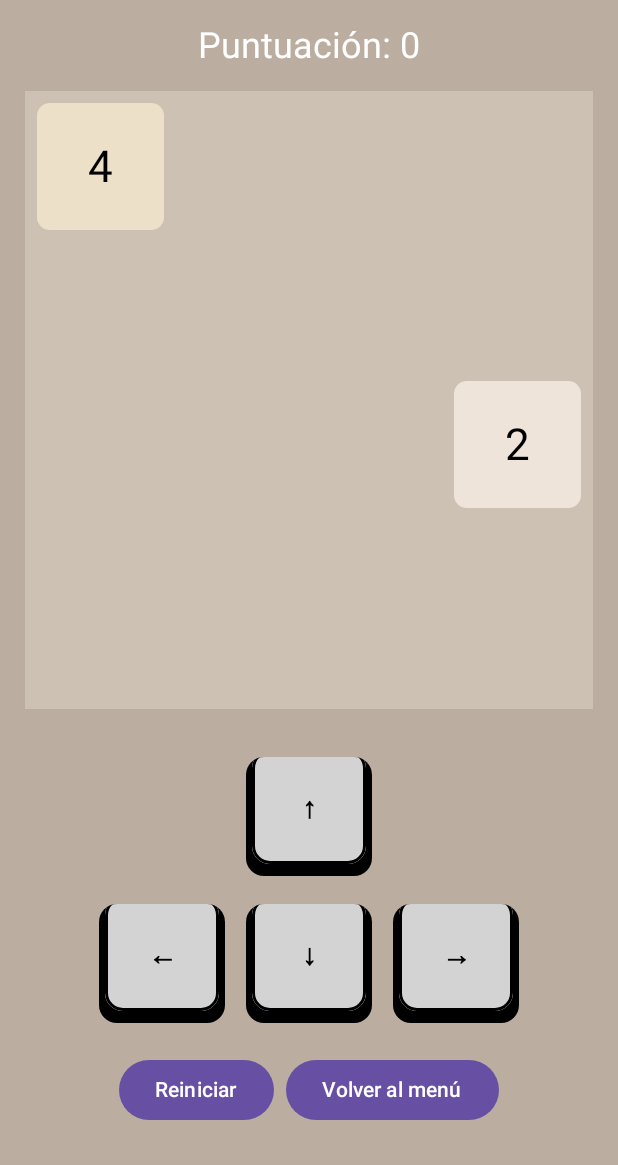
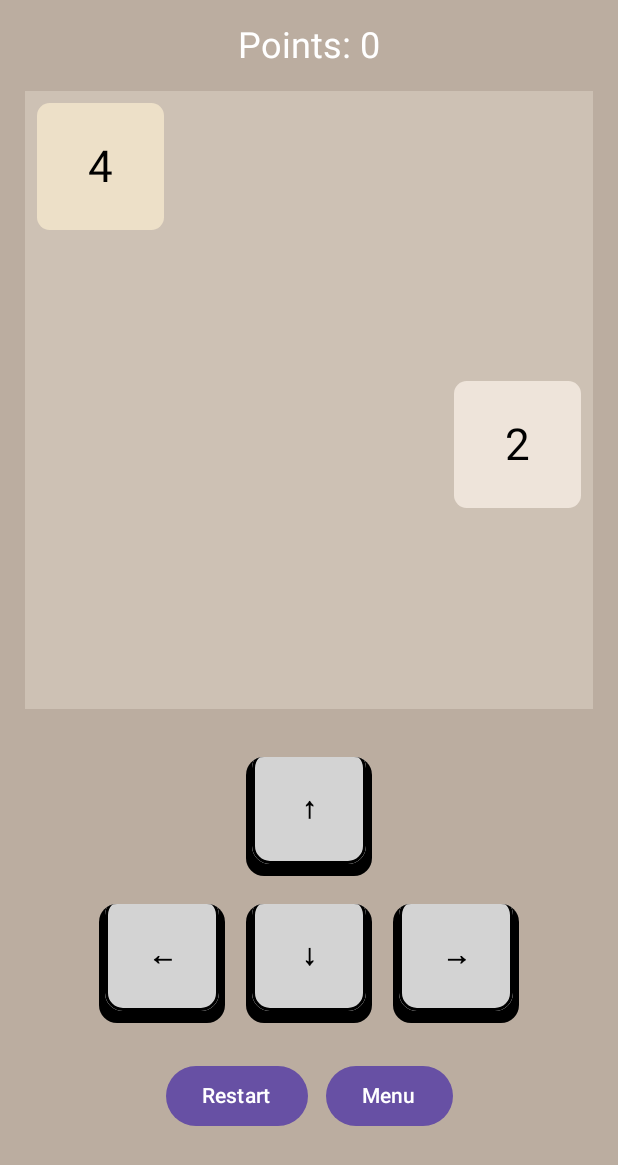
Before and after one commit to Jakon-Dev/Android-2048-GAME, an Android app built with Jetpack Compose: the GameScreen screen opened through its navigation route, on a phone screen of 412 x 824 dp. Shown: the top 1165 px of the screen. Run offline under Robolectric (Android 15) with nearby library versions, the phone set to English and light mode, and no system bars.

Commit message:
Strings for Languages & GameControls refactoring for Landscape

```diff
--- a/app/src/main/java/com/jakondev/a2048_game/navigation/MainMenu.kt
+++ b/app/src/main/java/com/jakondev/a2048_game/navigation/MainMenu.kt
@@ -7,6 +7,9 @@ import androidx.compose.ui.Alignment
 import androidx.compose.ui.Modifier
 import androidx.compose.ui.unit.dp
 import androidx.compose.ui.unit.sp
+import androidx.compose.ui.res.stringResource
+import com.example.game2048.R
+
 
 @Composable
 fun MainMenu(
@@ -22,17 +25,17 @@ fun MainMenu(
             verticalArrangement = Arrangement.Center,
             horizontalAlignment = Alignment.CenterHorizontally
         ) {
-            Text("2048 Game", fontSize = 32.sp, style = MaterialTheme.typography.headlineMedium)
+            Text("2048", fontSize = 32.sp, style = MaterialTheme.typography.headlineMedium)
             Spacer(modifier = Modifier.height(24.dp))
 
             Button(onClick = onNewGame) {
-                Text("Start New Game")
+                Text(text = stringResource(id = R.string.start_new_game))
             }
 
             if (score > 0) {
                 Spacer(modifier = Modifier.height(16.dp))
                 OutlinedButton(onClick = onResumeGame) {
-                    Text("Resume Game")
+                    Text(text = stringResource(id = R.string.resume_game))
                 }
             }
         }
--- a/app/src/main/java/com/jakondev/a2048_game/ui/game/GameBoard.kt
+++ b/app/src/main/java/com/jakondev/a2048_game/ui/game/GameBoard.kt
@@ -5,11 +5,8 @@ import androidx.compose.foundation.background
 import androidx.compose.foundation.layout.Arrangement
 import androidx.compose.foundation.layout.Column
 import androidx.compose.foundation.layout.Row
-import androidx.compose.foundation.layout.aspectRatio
-import androidx.compose.foundation.layout.fillMaxWidth
 import androidx.compose.foundation.layout.height
 import androidx.compose.foundation.layout.padding
-import androidx.compose.foundation.layout.size
 import androidx.compose.foundation.layout.width
 import androidx.compose.runtime.Composable
 import androidx.compose.ui.Alignment
@@ -25,8 +22,8 @@ fun GameBoard(board: Array<IntArray>, width: Dp, height: Dp) {
 
     Log.d("GameBoard", "Rows: $rows, Columns: $columns")
 
-    val boardPadding = width * 0.02f // podrías usar width o height aquí, depende
-    val cellSpacing = width * 0.02f // igual aquí, elegimos width como referencia
+    val boardPadding = width * 0.02f
+    val cellSpacing = width * 0.02f
 
     Log.d("GameBoard", "Board Padding: $boardPadding, Cell Spacing: $cellSpacing")
 
--- a/app/src/main/java/com/jakondev/a2048_game/ui/game/GameControls.kt
+++ b/app/src/main/java/com/jakondev/a2048_game/ui/game/GameControls.kt
@@ -2,39 +2,69 @@ package com.jakondev.a2048_game.ui.game
 
 import androidx.compose.foundation.layout.Arrangement
 import androidx.compose.foundation.layout.Column
-import androidx.compose.foundation.layout.Spacer
-import androidx.compose.foundation.layout.height
+import androidx.compose.foundation.layout.Row
 import androidx.compose.material3.Button
 import androidx.compose.material3.Text
 import androidx.compose.runtime.Composable
 import androidx.compose.ui.Alignment
-import androidx.compose.ui.Modifier
+import androidx.compose.ui.res.stringResource
 import androidx.compose.ui.unit.dp
 import androidx.navigation.NavController
+import com.example.game2048.R
 import com.jakondev.game2048.GameViewModel
 import com.jakondev.game2048.ui.DirectionControls
 import com.jakondev.game2048.ui.ScoreDisplay
 
 @Composable
-fun GameControls(score: Int, viewModel: GameViewModel, navController: NavController) {
+fun GameControls(
+    score: Int,
+    viewModel: GameViewModel,
+    navController: NavController,
+    isLandscape: Boolean
+) {
+    if (isLandscape) {
+        Row(
+            verticalAlignment = Alignment.CenterVertically,
+            horizontalArrangement = Arrangement.spacedBy(16.dp)
+        ) {
             Column(
                 horizontalAlignment = Alignment.CenterHorizontally,
-        verticalArrangement = Arrangement.SpaceEvenly
+                verticalArrangement = Arrangement.spacedBy(8.dp)
             ) {
                 ScoreDisplay(score)
+                Button(onClick = viewModel::resetGame) {
+                    Text(text = stringResource(id = R.string.restart))
+                }
+                Button(onClick = { navController.navigate("menu") }) {
+                    Text(text = stringResource(id = R.string.menu))
+                }
+            }
             DirectionControls(
                 onUp = viewModel::moveUp,
                 onDown = viewModel::moveDown,
                 onLeft = viewModel::moveLeft,
                 onRight = viewModel::moveRight
             )
-        Spacer(modifier = Modifier.height(16.dp))
+        }
+    } else {
+        Column(
+            horizontalAlignment = Alignment.CenterHorizontally,
+            verticalArrangement = Arrangement.spacedBy(12.dp)
+        ) {
+            DirectionControls(
+                onUp = viewModel::moveUp,
+                onDown = viewModel::moveDown,
+                onLeft = viewModel::moveLeft,
+                onRight = viewModel::moveRight
+            )
+            Row(horizontalArrangement = Arrangement.spacedBy(12.dp)) {
                 Button(onClick = viewModel::resetGame) {
-            Text("Reiniciar")
+                    Text(text = stringResource(id = R.string.restart))
                 }
-        Spacer(modifier = Modifier.height(8.dp))
                 Button(onClick = { navController.navigate("menu") }) {
-            Text("Volver al menú")
+                    Text(text = stringResource(id = R.string.menu))
                 }
             }
         }
+    }
+}
--- a/app/src/main/java/com/jakondev/a2048_game/ui/game/GameScreen.kt
+++ b/app/src/main/java/com/jakondev/a2048_game/ui/game/GameScreen.kt
@@ -10,13 +10,17 @@ import androidx.compose.ui.Alignment
 import androidx.compose.ui.Modifier
 import androidx.compose.ui.graphics.Color
 import androidx.compose.ui.platform.LocalConfiguration
+import androidx.compose.ui.res.stringResource
 import androidx.compose.ui.unit.Dp
 import androidx.compose.ui.unit.dp
 import com.jakondev.game2048.GameViewModel
 import androidx.navigation.NavController
+import com.example.game2048.R
 import com.jakondev.a2048_game.ui.game.GameControls
 import com.jakondev.a2048_game.ui.game.GameBoard
 import rememberScreenSize
+
+
 
 @Composable
 fun GameScreen(viewModel: GameViewModel, navController: NavController) {
@@ -39,7 +43,6 @@ fun GameScreen(viewModel: GameViewModel, navController: NavController) {
     }
 
 
-    // Obtenemos el tamaño disponible para el tablero
     val boardWidth = boardSide
     val boardHeight = boardSide
 
@@ -56,7 +59,7 @@ fun GameScreen(viewModel: GameViewModel, navController: NavController) {
                 modifier = Modifier.fillMaxSize()
             ) {
                 GameBoard(board.value, width = boardWidth, height = boardHeight)
-                GameControls(score.value, viewModel, navController)
+                GameControls(score.value, viewModel, navController, isLandscape)
             }
         } else {
             Column(
@@ -66,33 +69,18 @@ fun GameScreen(viewModel: GameViewModel, navController: NavController) {
             ) {
                 ScoreDisplay(score.value)
                 GameBoard(board.value, width = boardWidth, height = boardHeight)
-                DirectionControls(
-                    onUp = viewModel::moveUp,
-                    onDown = viewModel::moveDown,
-                    onLeft = viewModel::moveLeft,
-                    onRight = viewModel::moveRight
-                )
-                Row(
-                    horizontalArrangement = Arrangement.spacedBy(spacingSmall)
-                ) {
-                    Button(onClick = viewModel::resetGame) {
-                        Text("Reiniciar")
-                    }
-                    Button(onClick = { navController.navigate("menu") }) {
-                        Text("Volver al menú")
-                    }
-                }
+                GameControls(score.value, viewModel, navController, isLandscape)
             }
         }
 
         if (isGameOver.value) {
             AlertDialog(
                 onDismissRequest = {},
-                title = { Text("¡Game Over!") },
-                text = { Text("Tu puntuación final es ${score.value}") },
+                title = { Text(text = stringResource(id = R.string.game_over)) },
+                text = { Text(text = stringResource(id = R.string.final_points_message, score.value)) },
                 confirmButton = {
                     Button(onClick = viewModel::resetGame) {
-                        Text("Reintentar")
+                        Text(text = stringResource(id = R.string.retry))
                     }
                 }
             )
@@ -106,10 +94,10 @@ fun GameScreen(viewModel: GameViewModel, navController: NavController) {
 @Composable
 fun ScoreDisplay(score: Int) {
     Text(
-        text = "Puntuación: $score",
+        text = stringResource(id = R.string.points, score),
         fontSize = MaterialTheme.typography.headlineSmall.fontSize,
         color = Color.White,
         modifier = Modifier
-            .padding(bottom = 8.dp) // Podés hacerlo relativo si querés, pero este tamaño es pequeño
+            .padding(bottom = 8.dp)
     )
 }
--- a/app/src/main/res/values/strings.xml
+++ b/app/src/main/res/values/strings.xml
@@ -1,3 +1,12 @@
 <resources>
-    <string name="app_name">2048</string>
+    <string name="app_name" translatable="false">2048</string>
+    <string name="points">Points: %1$d</string>
+    <string name="start_new_game">Start New Game</string>
+    <string name="resume_game">Resume Game</string>
+    <string name="restart">Restart</string>
+    <string name="menu">Menu</string>
+    <string name="game_over">Game Over!</string>
+    <string name="final_points_message">Your final points are: %1$d</string>
+    <string name="retry">Retry</string>
+
 </resources>
```
Also changed, not shown: 2 other files. Lines whose indentation alone changed are shown as unchanged.
